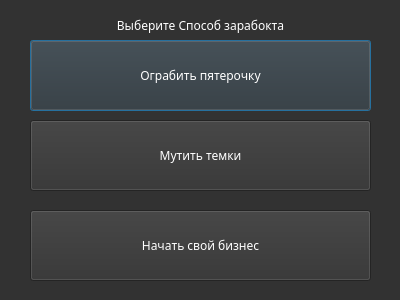
This is UI/dialogzar.ui in PetrosanW/pythonRPG as Qt 5 draws it before an edit. The edited form follows.
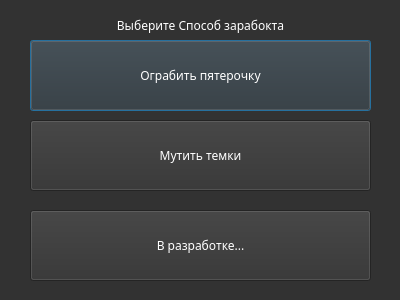
This is the edited form.

Commit message: Привет

What changed in the file:
```diff
--- a/UI/dialogzar.ui
+++ b/UI/dialogzar.ui
@@ -62,7 +62,7 @@
     <string notr="true">color: white;</string>
    </property>
    <property name="text">
-    <string>Начать свой бизнес</string>
+    <string>В разработке...</string>
    </property>
   </widget>
   <widget class="QLabel" name="Dlabel">
```
The commit also changes 1 other file.
